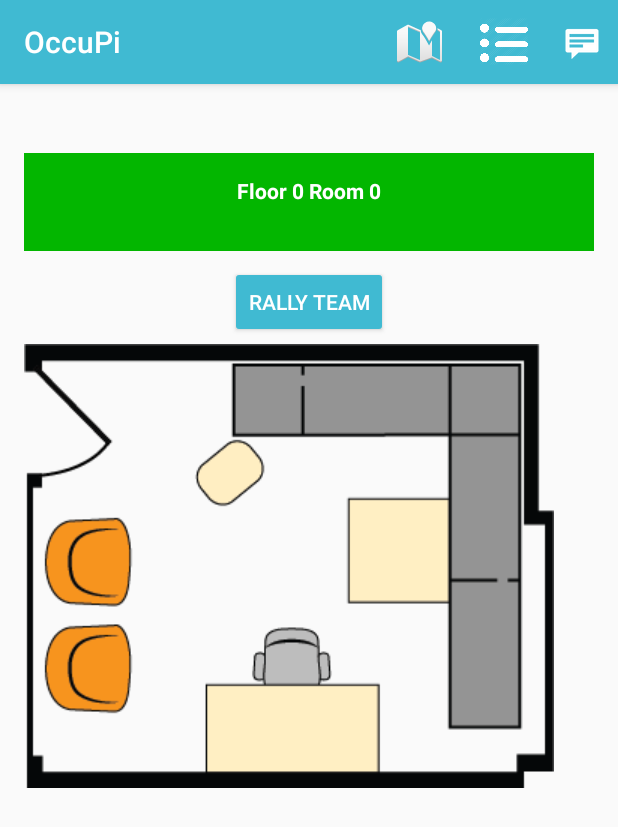
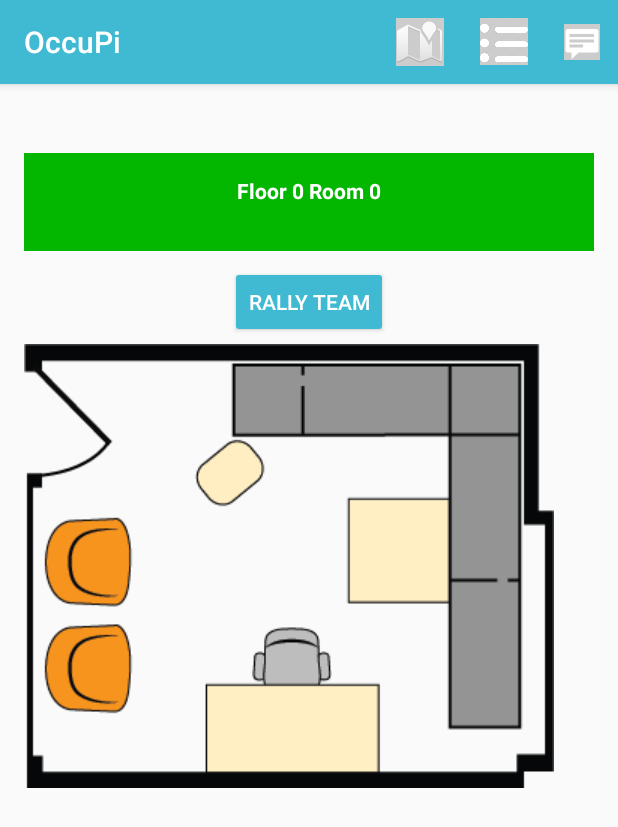
Before and after one commit to alexandertaylor88/OccuPi, an Android app: the RoomStatus screen opened directly, with no data from a screen before it, on a phone screen of 412 x 824 dp. Shown: the top 827 px of the screen. Run offline under Robolectric (Android 15) with nearby library versions, the phone set to English and light mode, and no system bars; 4 statements that could not run were skipped.

Commit message:
Menu buttons can no longer be pushed if on that menu and they are slightly grayed out to indicate which menu is pulled up.

```diff
--- a/app/src/main/java/occupi/occupi/List.java
+++ b/app/src/main/java/occupi/occupi/List.java
@@ -3,6 +3,8 @@
 import android.content.Intent;
 import android.database.Cursor;
 import android.database.sqlite.SQLiteDatabase;
+import android.graphics.Color;
+import android.graphics.PorterDuff;
 import android.os.Bundle;
 import android.support.v7.app.AppCompatActivity;
 import android.view.Menu;
@@ -120,6 +122,8 @@
     @Override
     public boolean onCreateOptionsMenu(Menu menu) {
         getMenuInflater().inflate(R.menu.menu_main, menu);
+        menu.findItem(R.id.list).setEnabled(false);
+        menu.findItem(R.id.list).getIcon().setColorFilter(Color.LTGRAY, PorterDuff.Mode.DST_OVER);
         return true;
     }
     @Override
--- a/app/src/main/java/occupi/occupi/Map.java
+++ b/app/src/main/java/occupi/occupi/Map.java
@@ -3,6 +3,8 @@
 import android.app.Activity;
 import android.content.Context;
 import android.content.Intent;
+import android.graphics.Color;
+import android.graphics.PorterDuff;
 import android.os.Build;
 import android.os.Bundle;
 import android.support.v7.app.AppCompatActivity;
@@ -393,6 +395,8 @@
     @Override
     public boolean onCreateOptionsMenu(Menu menu) {
         getMenuInflater().inflate(R.menu.menu_main, menu);
+        menu.findItem(R.id.map).setEnabled(false);
+        menu.findItem(R.id.map).getIcon().setColorFilter(Color.LTGRAY, PorterDuff.Mode.DST_OVER);
         return true;
     }
 
--- a/app/src/main/java/occupi/occupi/Rally.java
+++ b/app/src/main/java/occupi/occupi/Rally.java
@@ -4,6 +4,7 @@
 import android.content.Context;
 import android.content.Intent;
 import android.graphics.Color;
+import android.graphics.PorterDuff;
 import android.os.Build;
 import android.os.Bundle;
 import android.support.v7.app.AppCompatActivity;
@@ -184,6 +185,8 @@
     @Override
     public boolean onCreateOptionsMenu(Menu menu) {
         getMenuInflater().inflate(R.menu.menu_main, menu);
+        menu.findItem(R.id.rally).setEnabled(false);
+        menu.findItem(R.id.rally).getIcon().setColorFilter(Color.LTGRAY, PorterDuff.Mode.DST_OVER);
         return true;
     }
 
--- a/app/src/main/java/occupi/occupi/RoomStatus.java
+++ b/app/src/main/java/occupi/occupi/RoomStatus.java
@@ -1,6 +1,8 @@
 package occupi.occupi;
 
 import android.content.Intent;
+import android.graphics.Color;
+import android.graphics.PorterDuff;
 import android.os.Bundle;
 import android.support.v7.app.AppCompatActivity;
 import android.view.Menu;
@@ -62,6 +64,8 @@
     @Override
     public boolean onCreateOptionsMenu(Menu menu) {
         getMenuInflater().inflate(R.menu.menu_main, menu);
+        menu.findItem(R.id.list).setEnabled(false);
+        menu.findItem(R.id.list).getIcon().setColorFilter(Color.LTGRAY, PorterDuff.Mode.DST_OVER);
         return true;
     }
 
--- a/app/src/main/res/layout/room_status.xml
+++ b/app/src/main/res/layout/room_status.xml
@@ -48,7 +48,7 @@
     <ImageView
         android:layout_width="wrap_content"
         android:layout_height="wrap_content"
-        app:srcCompat="@drawable/picture1"
+        app:srcCompat="@drawable/office"
         android:id="@+id/roomType"
         android:layout_marginTop="62dp"
         android:layout_below="@+id/view"
```
